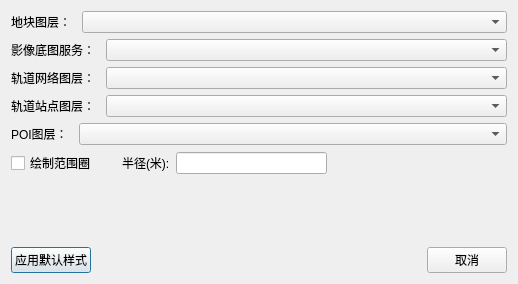
First picture: the form in ui/render_dlg_style.ui, repository zou-mono/renderUP, before the edit.
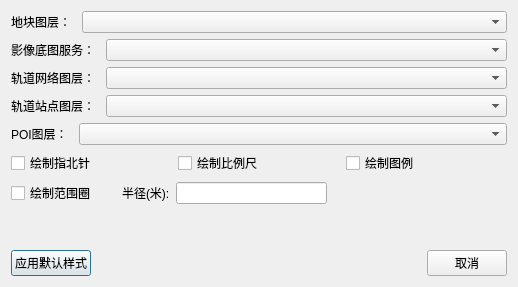
Second picture: the form after the edit.

Commit message: 增加指北针.

```diff
--- a/ui/render_dlg_style.ui
+++ b/ui/render_dlg_style.ui
@@ -7,7 +7,7 @@
     <x>0</x>
     <y>0</y>
     <width>518</width>
-    <height>284</height>
+    <height>287</height>
    </rect>
   </property>
   <property name="sizePolicy">
@@ -19,7 +19,7 @@
   <property name="windowTitle">
    <string>编制方案渲染出图工具</string>
   </property>
-  <layout class="QHBoxLayout" name="horizontalLayout_9">
+  <layout class="QHBoxLayout" name="horizontalLayout_10">
    <item>
     <layout class="QVBoxLayout" name="verticalLayout_2">
      <item>
@@ -206,6 +206,31 @@
        </item>
       </layout>
      </item>
+     <item>
+      <layout class="QHBoxLayout" name="horizontalLayout_9">
+       <item>
+        <widget class="QCheckBox" name="ckb_draw_northarrow">
+         <property name="text">
+          <string>绘制指北针</string>
+         </property>
+        </widget>
+       </item>
+       <item>
+        <widget class="QCheckBox" name="ckb_draw_scalebar">
+         <property name="text">
+          <string>绘制比例尺</string>
+         </property>
+        </widget>
+       </item>
+       <item>
+        <widget class="QCheckBox" name="ckb_draw_legend">
+         <property name="text">
+          <string>绘制图例</string>
+         </property>
+        </widget>
+       </item>
+      </layout>
+     </item>
      <item>
       <layout class="QHBoxLayout" name="horizontalLayout_8">
        <item>
```
The commit also changes 5 other files.
